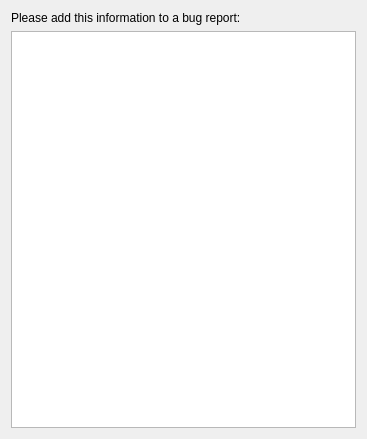
Old version of the form plugins/extensions/buginfo/wdg_buginfo.ui in the repository KDE/krita.
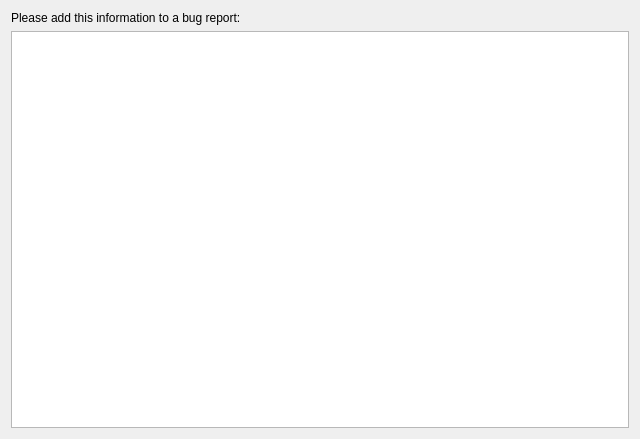
New version of the form.

Commit message: Tweak system info dialog (dlg_buginfo)

```diff
--- a/plugins/extensions/buginfo/wdg_buginfo.ui
+++ b/plugins/extensions/buginfo/wdg_buginfo.ui
@@ -6,7 +6,7 @@
    <rect>
     <x>0</x>
     <y>0</y>
-    <width>367</width>
+    <width>640</width>
     <height>439</height>
    </rect>
   </property>
@@ -22,7 +22,11 @@
     </widget>
    </item>
    <item row="1" column="0">
-    <widget class="QTextBrowser" name="txtBugInfo"/>
+    <widget class="QTextBrowser" name="txtBugInfo">
+     <property name="lineWrapMode">
+      <enum>QTextEdit::NoWrap</enum>
+     </property>
+    </widget>
    </item>
   </layout>
  </widget>
```
Left out of the diff: 3 changed lines with no effect on the pictures. The commit also changes 1 other file.
